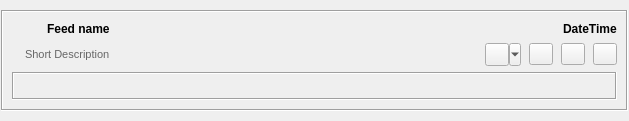
Qt form plugins/FeedReader/gui/FeedReaderFeedItem.ui (RetroShare/RetroShare) before a commit.
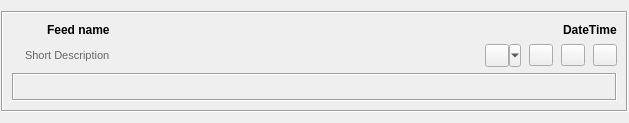
The same form after that commit. Icons and pictures are not drawn. Custom widgets are drawn as their Qt base class.

Commit message: Fixed FeedeReader compile & changed feed item icons

```diff
--- a/plugins/FeedReader/gui/FeedReaderFeedItem.ui
+++ b/plugins/FeedReader/gui/FeedReaderFeedItem.ui
@@ -7,7 +7,7 @@
     <x>0</x>
     <y>0</y>
     <width>629</width>
-    <height>121</height>
+    <height>123</height>
    </rect>
   </property>
   <layout class="QGridLayout" name="gridLayout_4">
```
Left out of the diff: 14 changed lines with no effect on the pictures. The commit also changes 2 other files.
